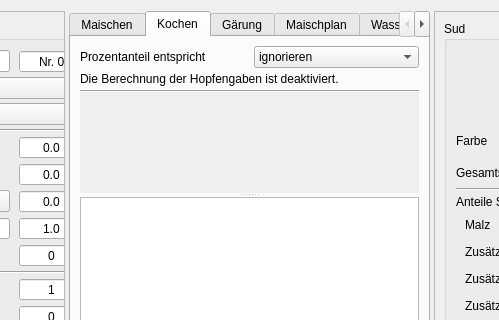
Old version of the form kleiner-brauhelfer/tabrezept.ui in the repository kleiner-brauhelfer/kleiner-brauhelfer-2; both pictures show x 216 to 715 and y 0 to 320 of the 1086 by 714 pixel window.
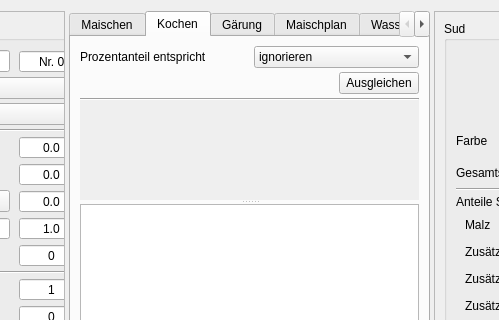
New version of the form. The open tabs and pages were chosen to show the change. Icons and pictures are not drawn. Custom widgets are drawn as their Qt base class.

Commit message: Hopfengaben ausgleichen

What changed in the file:
```diff
--- a/kleiner-brauhelfer/tabrezept.ui
+++ b/kleiner-brauhelfer/tabrezept.ui
@@ -1022,44 +1022,14 @@
             </widget>
            </item>
            <item>
-            <layout class="QHBoxLayout" name="horizontalLayout_9">
-             <property name="leftMargin">
-              <number>9</number>
+            <widget class="PushButton" name="btnMalzAusgleichen">
+             <property name="toolTip">
+              <string>&lt;html&gt;&lt;head/&gt;&lt;body&gt;&lt;p&gt;Hiermit wird die Summe der angegebenen Malzmengen mit der erforderlichen Gesamtschüttung verglichen und die &lt;span style=&quot; font-weight:600;&quot;&gt;Einzelmengen prozentual angepasst&lt;/span&gt;. &lt;/p&gt;&lt;p&gt;Diese Funktion kann verwendet werden, um ein Rezept zu übernehmen, bei dem die Malzmengen nur in kg angegeben sind. Dazu müssen zuerst alle Malzsorten und Mengen aus dem Rezept unten eingetragen werden. &lt;/p&gt;&lt;/body&gt;&lt;/html&gt;</string>
              </property>
-             <item>
-              <widget class="PushButton" name="btnMalzAufteilen">
-               <property name="toolTip">
-                <string>&lt;html&gt;&lt;head/&gt;&lt;body&gt;&lt;p&gt;Hiermit wird die &lt;span style=&quot; font-weight:600;&quot;&gt;Differenz&lt;/span&gt; zwischen der erforderlichen Gesamtschüttung und der Summe der angegebenen Malzmengen &lt;span style=&quot; font-weight:600;&quot;&gt;gleichmäßig&lt;/span&gt; auf alle Malzeinträge &lt;span style=&quot; font-weight:600;&quot;&gt;verteilt&lt;/span&gt;.&lt;/p&gt;&lt;/body&gt;&lt;/html&gt;</string>
-               </property>
-               <property name="text">
-                <string>Differenz verteilen</string>
-               </property>
-              </widget>
-             </item>
-             <item>
-              <widget class="PushButton" name="btnMalzProzente">
-               <property name="toolTip">
-                <string>&lt;html&gt;&lt;head/&gt;&lt;body&gt;&lt;p&gt;Hiermit wird die Summe der angegebenen Malzmengen mit der erforderlichen Gesamtschüttung verglichen und die &lt;span style=&quot; font-weight:600;&quot;&gt;Einzelmengen prozentual angepasst&lt;/span&gt;. &lt;/p&gt;&lt;p&gt;Diese Funktion kann verwendet werden, um ein Rezept zu übernehmen, bei dem die Malzmengen nur in kg angegeben sind. Dazu müssen zuerst alle Malzsorten und Mengen aus dem Rezept unten eingetragen werden. &lt;/p&gt;&lt;/body&gt;&lt;/html&gt;</string>
-               </property>
-               <property name="text">
-                <string>Mengen prozentual anpassen</string>
-               </property>
-              </widget>
-             </item>
-             <item>
-              <spacer name="horizontalSpacer_14">
-               <property name="orientation">
-                <enum>Qt::Horizontal</enum>
-               </property>
-               <property name="sizeHint" stdset="0">
-                <size>
-                 <width>40</width>
-                 <height>20</height>
-                </size>
-               </property>
-              </spacer>
-             </item>
-            </layout>
+             <property name="text">
+              <string>Ausgleichen</string>
+             </property>
+            </widget>
            </item>
           </layout>
          </widget>
@@ -1302,13 +1272,47 @@
          </layout>
         </item>
         <item>
-         <widget class="QLabel" name="lblBerechnungsartHopfenWarnung">
-          <property name="text">
-           <string>Die Berechnung der Hopfengaben ist deaktiviert.</string>
-          </property>
-          <property name="wordWrap">
-           <bool>true</bool>
-          </property>
+         <widget class="QWidget" name="wdgWarnungHopfen" native="true">
+          <layout class="QHBoxLayout" name="horizontalLayout_9">
+           <property name="leftMargin">
+            <number>0</number>
+           </property>
+           <property name="topMargin">
+            <number>0</number>
+           </property>
+           <property name="rightMargin">
+            <number>0</number>
+           </property>
+           <property name="bottomMargin">
+            <number>0</number>
+           </property>
+           <item>
+            <widget class="QLabel" name="lblWarnungHopfen">
+             <property name="sizePolicy">
+              <sizepolicy hsizetype="Expanding" vsizetype="Preferred">
+               <horstretch>0</horstretch>
+               <verstretch>0</verstretch>
+              </sizepolicy>
+             </property>
+             <property name="text">
+              <string/>
+             </property>
+             <property name="wordWrap">
+              <bool>true</bool>
+             </property>
+            </widget>
+           </item>
+           <item>
+            <widget class="PushButton" name="btnHopfenAusgleichen">
+             <property name="toolTip">
+              <string>&lt;html&gt;&lt;head/&gt;&lt;body&gt;&lt;p&gt;Hiermit wird die Summe der angegebenen Hopfenmengen (Bitteren) mit der erforderlichen Gesamtmenge (Gesamtbittere) verglichen und die &lt;span style=&quot; font-weight:600;&quot;&gt;Einzeleinträge prozentual angepasst&lt;/span&gt;. &lt;/p&gt;&lt;/body&gt;&lt;/html&gt;</string>
+             </property>
+             <property name="text">
+              <string>Ausgleichen</string>
+             </property>
+            </widget>
+           </item>
+          </layout>
          </widget>
         </item>
         <item>
@@ -1329,7 +1333,7 @@
               <x>0</x>
               <y>0</y>
               <width>341</width>
-              <height>138</height>
+              <height>137</height>
              </rect>
             </property>
             <layout class="QVBoxLayout" name="verticalLayout_2">
@@ -3616,6 +3620,16 @@
    <extends>QDoubleSpinBox</extends>
    <header>widgets/doublespinbox.h</header>
   </customwidget>
+  <customwidget>
+   <class>PushButton</class>
+   <extends>QPushButton</extends>
+   <header>widgets/pushbutton.h</header>
+  </customwidget>
+  <customwidget>
+   <class>ComboBox</class>
+   <extends>QComboBox</extends>
+   <header>widgets/combobox.h</header>
+  </customwidget>
   <customwidget>
    <class>TableView</class>
    <extends>QTableView</extends>
@@ -3627,16 +3641,6 @@
    <header>widgets/wdgbemerkung.h</header>
    <container>1</container>
   </customwidget>
-  <customwidget>
-   <class>PushButton</class>
-   <extends>QPushButton</extends>
-   <header>widgets/pushbutton.h</header>
-  </customwidget>
-  <customwidget>
-   <class>ComboBox</class>
-   <extends>QComboBox</extends>
-   <header>widgets/combobox.h</header>
-  </customwidget>
   <customwidget>
    <class>DoubleSpinBoxSud</class>
    <extends>QDoubleSpinBox</extends>
```
Left out of the diff: 40 changed lines with no effect on the pictures. The commit also changes 8 other files.
